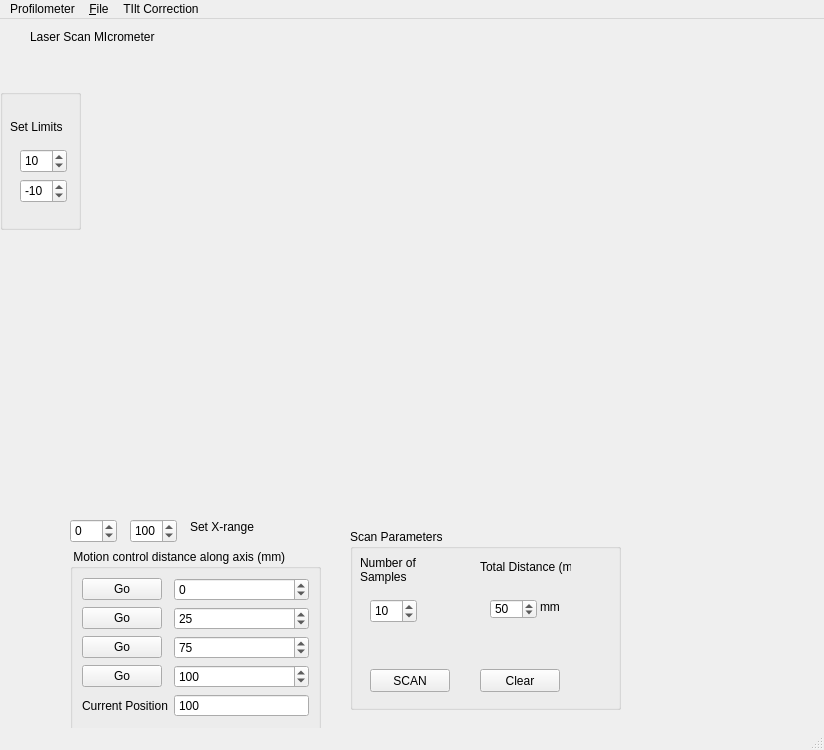
Above: forms/main_form.ui from MarshallSutton/profilometer before the change. Below: the same form after it.
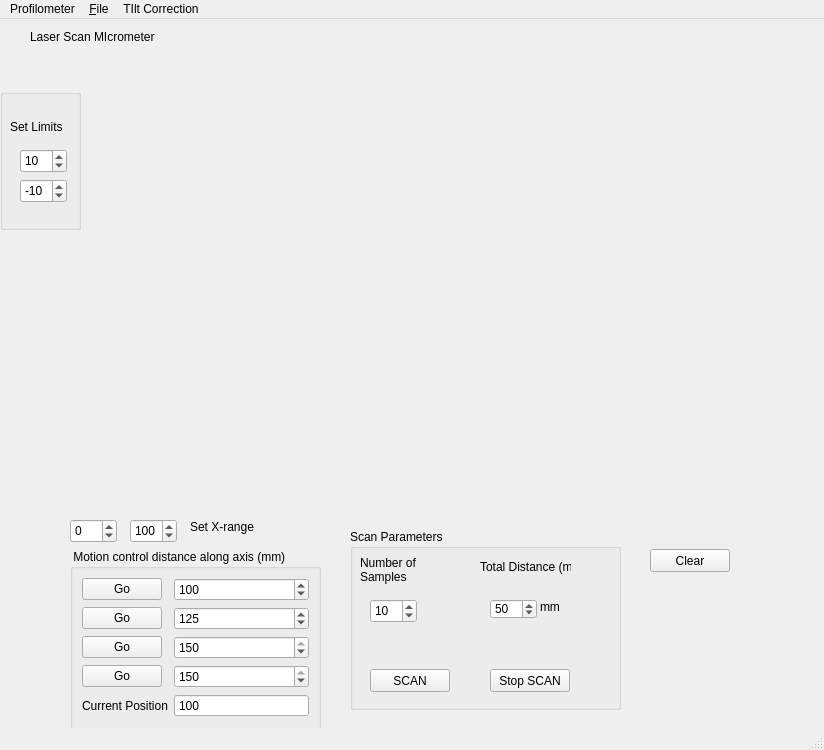
That is the form after the change.

Diff of the .ui file:
```diff
--- a/forms/main_form.ui
+++ b/forms/main_form.ui
@@ -126,17 +126,17 @@
       <string>mm</string>
      </property>
     </widget>
-    <widget class="QPushButton" name="btn_Clear">
+    <widget class="QPushButton" name="btn_stop">
      <property name="geometry">
       <rect>
-       <x>130</x>
+       <x>140</x>
        <y>140</y>
        <width>80</width>
        <height>23</height>
       </rect>
      </property>
      <property name="text">
-      <string>Clear</string>
+      <string>Stop SCAN</string>
      </property>
     </widget>
    </widget>
@@ -175,11 +175,11 @@
         <number>150</number>
        </property>
        <property name="singleStep">
-        <number>1</number>
-       </property>
-       <property name="value">
         <number>0</number>
        </property>
+       <property name="value">
+        <number>100</number>
+       </property>
        <property name="displayIntegerBase">
         <number>10</number>
        </property>
@@ -204,7 +204,7 @@
         <number>5</number>
        </property>
        <property name="value">
-        <number>25</number>
+        <number>125</number>
        </property>
       </widget>
      </item>
@@ -227,7 +227,7 @@
         <number>5</number>
        </property>
        <property name="value">
-        <number>75</number>
+        <number>150</number>
        </property>
       </widget>
      </item>
@@ -250,7 +250,7 @@
         <number>5</number>
        </property>
        <property name="value">
-        <number>100</number>
+        <number>150</number>
        </property>
       </widget>
      </item>
@@ -401,6 +401,19 @@
      </property>
     </widget>
    </widget>
+   <widget class="QPushButton" name="btn_Clear">
+    <property name="geometry">
+     <rect>
+      <x>650</x>
+      <y>530</y>
+      <width>80</width>
+      <height>23</height>
+     </rect>
+    </property>
+    <property name="text">
+     <string>Clear</string>
+    </property>
+   </widget>
   </widget>
   <widget class="QMenuBar" name="menubar">
    <property name="geometry">
```
Left out of the diff: 6 changed lines with no effect on the pictures.
